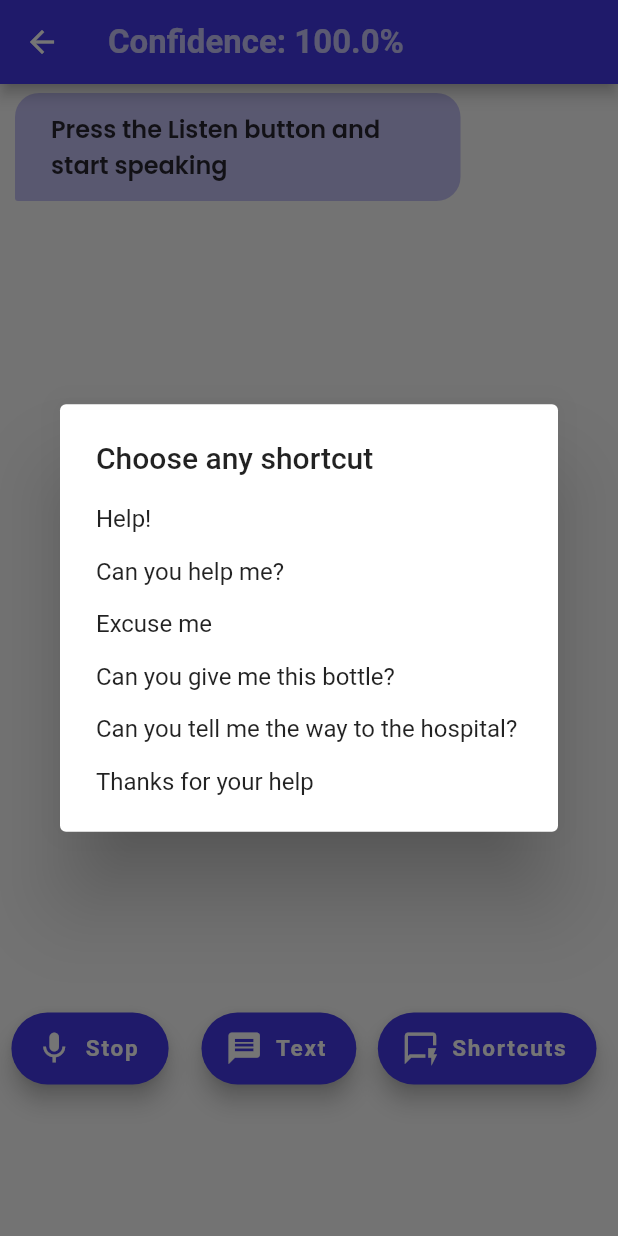
After one commit to Jay2219/SignVerse, a Flutter app: the SpeechScreen screen opened directly, after a tap on "Listen", after a tap on "Shortcuts", on a phone screen of 412 x 824 dp. The commit adds this screen. Run offline on Flutter 3.47's test engine with Material 2 defaults, Android fonts, the phone set to English and light mode, and no system bars; drawn by our look-alikes of avatar_glow; our stand-ins replace firebase_auth, firebase_core, flip_card, flutter_secure_storage, flutter_tts, font_awesome_flutter and 7 more; accounts and stored records are empty.

Commit message:
Chat Section Added

```diff
--- a/lib/Screen/BottomNavigationBar/BottomNavigationBar.dart
+++ b/lib/Screen/BottomNavigationBar/BottomNavigationBar.dart
@@ -7,6 +7,7 @@
   import 'package:ssip_signverse_project/Screen/DictionaryScreen.dart';
   import 'package:ssip_signverse_project/Screen/MainScreen.dart';
   import 'package:ssip_signverse_project/Screen/UserScreen.dart';
+import 'package:ssip_signverse_project/sectionOne/firstSection.dart';
 
   // ignore: camel_case_types
   class BottomNavigation_Bar extends StatefulWidget {
@@ -37,8 +38,8 @@
       const MainScreen(),
       const CameraScreen(),
       const DictionaryScreen(),
-      const UserScreen(),
-      const UserScreen(),
+      // const UserScreen(),
+      SpeechScreen()
     ];
     PageController controller = PageController();
 
@@ -115,9 +116,9 @@
                     ),
                     GButton(
                       gap: gap,
-                      icon: LineIcons.cog,
+                      icon: LineIcons.comment,
                       iconColor: Colors.black,
-                      text: 'Setting',
+                      text: 'Conversation',
                       iconActiveColor: const Color(0xff4339E7),
                       textColor: const Color(0xff4339E7),
                       backgroundColor: const Color(0xff4339E7).withOpacity(0.2),
--- a/lib/Screen/DictionaryScreen.dart
+++ b/lib/Screen/DictionaryScreen.dart
@@ -140,16 +140,13 @@ class _DictionaryScreenState extends State<DictionaryScreen> {
                               ),
                             ),
                             SizedBox(height: 10),
-                            const Hero(
-                              tag: 'catagories',
-                              child: Text(
+                            Text(
                               "Deaf Catagories",
                               style: TextStyle(
                                 color: Colors.white,
                                 fontFamily: "Poppins",
                                 fontWeight: FontWeight.bold,
                                 fontSize: 16,
-                                ),
                               ),
                             )
                           ],
@@ -199,16 +196,13 @@ class _DictionaryScreenState extends State<DictionaryScreen> {
                               ),
                             ),
                             SizedBox(height: 10),
-                            const Hero(
-                              tag: 'catagories',
-                              child: Text(
+                            Text(
                               "Normal Catagories",
                               style: TextStyle(
                                 color: Colors.white,
                                 fontFamily: "Poppins",
                                 fontWeight: FontWeight.bold,
                                 fontSize: 16,
-                                ),
                               ),
                             )
                           ],
--- /dev/null
+++ b/lib/sectionOne/firstSection.dart
@@ -0,0 +1,288 @@
+// ignore_for_file: non_constant_identifier_names, avoid_unnecessary_containers, prefer_const_constructors, file_names
+
+import 'dart:async';
+
+import 'package:avatar_glow/avatar_glow.dart';
+import 'package:flutter/cupertino.dart';
+import 'package:permission_handler/permission_handler.dart';
+import 'package:flutter/material.dart';
+import 'package:flutter/scheduler.dart';
+import 'package:flutter_tts/flutter_tts.dart';
+import 'package:speech_to_text/speech_to_text.dart' as stt;
+import 'message_style.dart';
+
+class SpeechScreen extends StatefulWidget {
+  static String routeName = "/SpeechScreen";
+  @override
+  _SpeechScreenState createState() => _SpeechScreenState();
+}
+
+class _SpeechScreenState extends State<SpeechScreen> {
+  ScrollController _controller = ScrollController();
+  late stt.SpeechToText _speech;
+  bool _isListening = false;
+  String _text = 'Press the Listen button and start speaking';
+  double _confidence = 1.0;
+
+  List<MessageStyle> message = [
+    MessageStyle('Press the Listen button and start speaking', 0)
+  ];
+  String _message = '';
+  final _messageController = TextEditingController();
+  late String qmsg;
+  @override
+  void initState() {
+    super.initState();
+    _speech = stt.SpeechToText();
+  }
+
+  List<MessageStyle> add(String str, int i) {
+    setState(() {
+      message.add(MessageStyle(str, i));
+      Timer(Duration(milliseconds: 100), () {
+        _controller.animateTo(_controller.position.maxScrollExtent,
+            duration: Duration(microseconds: 50), curve: Curves.easeOut);
+      });
+    });
+    return message;
+  }
+
+  _SimpleDialogCreator(BuildContext context) async {
+    return showDialog(
+        context: context,
+        builder: (context) {
+          return SimpleDialog(
+            title: const Text("Choose any shortcut"),
+            children: <Widget>[
+              SimpleDialogOption(
+                onPressed: () {
+                  qmsg = "Help!";
+                  Navigator.of(context).pop(MessageStyle.a1(qmsg));
+                },
+                child: const Text('Help!'),
+              ),
+              SimpleDialogOption(
+                onPressed: () {
+                  qmsg = "Can you help me?";
+                  Navigator.of(context).pop(MessageStyle.a1(qmsg));
+                },
+                child: const Text('Can you help me?'),
+              ),
+              SimpleDialogOption(
+                onPressed: () {
+                  qmsg = "Excuse me";
+                  Navigator.of(context).pop(MessageStyle.a1(qmsg));
+                  // .pop(add(_text, 1));
+                },
+                child: const Text('Excuse me'),
+              ),
+              SimpleDialogOption(
+                onPressed: () {
+                  qmsg = "Can you give me this bottle?";
+                  Navigator.of(context).pop(MessageStyle.a1(qmsg));
+                },
+                child: const Text('Can you give me this bottle?'),
+              ),
+              SimpleDialogOption(
+                onPressed: () {
+                  qmsg = "Can you tell me the way to the hospital?";
+                  Navigator.of(context).pop(MessageStyle.a1(qmsg));
+                },
+                child: const Text('Can you tell me the way to the hospital?'),
+              ),
+              SimpleDialogOption(
+                onPressed: () {
+                  qmsg = "Thanks for your help";
+                  Navigator.of(context).pop(MessageStyle.a1(qmsg));
+                },
+                child: const Text('Thanks for your help'),
+              ),
+            ],
+          );
+        });
+  }
+
+  _dialogCreator(BuildContext context) async {
+    return showDialog(
+        context: context,
+        builder: (context) {
+          TextEditingController CustomController = TextEditingController();
+          return AlertDialog(
+            shape: RoundedRectangleBorder(
+              borderRadius: BorderRadius.all(Radius.circular(30.0)),
+            ),
+            title: const Text("Enter your Message"),
+            content: TextField(
+              controller: CustomController,
+            ),
+            actions: [
+              Container(
+                child: TextButton(
+                  child: Text('Confirm' , style: TextStyle(color: Color(0xff4339E7)),),
+                  onPressed: () {
+                    // print(CustomController.text);
+                    Navigator.of(context).pop(add(CustomController.text.toString(), 1));
+                  },
+                ),
+              ),
+            ],
+          );
+        });
+  }
+
+  @override
+  Widget build(BuildContext context) {
+    return Scaffold(
+      appBar: AppBar(
+        title: Text(
+          'Confidence: ${(_confidence * 100.0).toStringAsFixed(1)}%',
+          textAlign: TextAlign.center,
+          style: TextStyle(
+            fontSize: 22,
+            fontWeight: FontWeight.w600,
+            color: Colors.white70,
+          ),
+        ),
+        backgroundColor: Color(0xff4339E7),
+      ),
+      floatingActionButtonLocation: FloatingActionButtonLocation.centerDocked,
+      floatingActionButton: Row(
+        mainAxisAlignment: MainAxisAlignment.spaceBetween,
+        children: [
+          AvatarGlow(
+            animate: _isListening,
+            glowColor: Color(0xff4339E7),
+            endRadius: 60.0,
+            duration: const Duration(milliseconds: 2000),
+            repeatPauseDuration: const Duration(milliseconds: 100),
+            repeat: true,
+            child: Tooltip(
+              message: 'press again to stop',
+              child: FloatingActionButton.extended(
+                backgroundColor: Color(0xff4339E7),
+                heroTag: "listen",
+                onPressed: () async {
+                  if (await Permission.microphone.request().isGranted) {
+                    // Either the permission was already granted before or the user just granted it.
+                    _listen();
+                  }
+
+                  // final snackBar = SnackBar(
+                  //     backgroundColor: Colors.white,
+                  //     // const Color.fromRGBO(36, 36, 62, 1),
+                  //     duration: Duration(seconds: 2),
+                  //     content: Text(
+                  //       "Click again to stop",
+                  //       style: TextStyle(
+                  //         fontSize: 15,
+                  //         fontWeight: FontWeight.bold,
+                  //         color: Color.fromRGBO(113, 48, 148, 1),
+                  //       ),
+                  //     ));
+                  // ScaffoldMessenger.of(context).showSnackBar(snackBar);
+                },
+                icon: Icon(
+                  _isListening ? Icons.mic : Icons.mic_none,
+                  size: 25,
+                ),
+                label: Text(_isListening ? "Stop" : "Listen",
+                    style: TextStyle(
+                      fontSize: 15,
+                      fontWeight: FontWeight.bold,
+                    )),
+              ),
+            ),
+          ),
+          FloatingActionButton.extended(
+            backgroundColor: Color(0xff4339E7),
+            heroTag: "text",
+            onPressed: () {
+              _dialogCreator(context);
+            },
+            label: Text("Text",
+                style: TextStyle(
+                  fontSize: 15,
+                  fontWeight: FontWeight.bold,
+                )),
+            icon: Icon(
+              Icons.message,
+              size: 25,
+            ),
+          ),
+          FloatingActionButton.extended(
+            backgroundColor: Color(0xff4339E7),
+            heroTag: "msg",
+            onPressed: () {
+              _SimpleDialogCreator(context);
+            },
+            label: Text("Shortcuts",
+                style: TextStyle(
+                  fontSize: 15,
+                  fontWeight: FontWeight.bold,
+                )),
+            icon: Icon(
+              Icons.quickreply_outlined,
+              size: 25,
+            ),
+          ),
+          SizedBox(height: 250,)
+        ],
+
+      ),
+      body: SingleChildScrollView(
+        scrollDirection: Axis.vertical,
+        child: Column(
+          mainAxisAlignment: MainAxisAlignment.spaceAround,
+          children: <Widget>[
+            Container(
+              width: double.infinity,
+              height: 600,
+              child: ListView.separated(
+                  shrinkWrap: true,
+                  controller: _controller,
+                  itemBuilder: (context, index) => message[index],
+                  separatorBuilder: (context, index) => Padding(
+                        padding: const EdgeInsetsDirectional.only(start: 20),
+                        child: Container(
+                          color: Colors.white,
+                        ),
+                      ),
+                  itemCount: message.length),
+            ),
+          ],
+        ),
+      ),
+    );
+  }
+
+  void _listen() async {
+    if (!_isListening) {
+      // print('ana hana');
+      bool available = await _speech.initialize(
+        onStatus: (val) => print('onStatus: $val'),
+        onError: (val) => print('onError: $val'),
+      );
+      print(available);
+      if (available) {
+        setState(() => _isListening = true);
+        _speech.listen(
+          onResult: (val) => setState(() {
+            _text = val.recognizedWords;
+            print(_text);
+            if (val.hasConfidenceRating && val.confidence > 0) {
+              _confidence = val.confidence;
+            }
+          }),
+        );
+      }
+    } else {
+      setState(() => _isListening = false);
+      _speech.stop();
+      if (_text != null)
+        add(_text, 0);
+      else
+        _listen();
+      _text = "**We couldn't hear you, try again...**";
+    }
+  }
+}
--- /dev/null
+++ b/lib/sectionOne/message_style.dart
@@ -0,0 +1,109 @@
+import 'package:flutter/cupertino.dart';
+import 'package:flutter/material.dart';
+import 'package:flutter_tts/flutter_tts.dart';
+
+class MessageStyle extends StatelessWidget {
+  final FlutterTts tts = FlutterTts();
+  dynamic _text;
+  late int s;
+  late String qm;
+  // ScrollController controller = ScrollController();
+
+  MessageStyle( this._text, this.s) {}
+
+  MessageStyle.a1(this.qm) {
+    speak1(am: qm);
+  }
+
+  // scroll() {
+  //   controller.jumpTo(controller.position.maxScrollExtent);
+  // }
+  Future speak1({required String am}) async {
+    await tts.speak(am);
+  }
+
+  Future speak({required String am}) async {
+    await tts.speak(_text);
+  }
+
+  @override
+  Widget build(BuildContext context) {
+    // scroll();
+    return SingleChildScrollView(
+      // controller: controller,
+
+      child: Row(
+        mainAxisSize: MainAxisSize.min,
+        mainAxisAlignment: MainAxisAlignment.start,
+        children: [
+          Flexible(
+              child: (s == 0)
+                  ? Padding(
+                      padding: const EdgeInsets.only(right: 90),
+                      child: Container(
+                        // margin: const EdgeInsets.symmetric(vertical: 6),
+                        margin:
+                            const EdgeInsets.only(top: 6, left: 10, right: 15),
+                        padding: const EdgeInsets.symmetric(
+                            vertical: 8, horizontal: 8),
+                        decoration: BoxDecoration(
+                          color:  const Color(0xff4339E7).withOpacity(0.3),
+                          borderRadius: const  BorderRadius.only(
+                            topLeft: Radius.circular(16),
+                            topRight: Radius.circular(16),
+                            bottomLeft: Radius.circular(2),
+                            bottomRight: Radius.circular(16),
+                          ),
+                        ),
+
+                        child: ListTile(
+                          title: Text(
+                            _text,
+                            style: TextStyle(
+                              color: Colors.black.withOpacity(0.8),
+                              fontSize: 16,
+                              fontFamily: "Poppins",
+                              fontWeight: FontWeight.w600,
+                            ),
+                            textWidthBasis: TextWidthBasis.longestLine,
+                            maxLines: 15,
+                          ),
+                        ),
+                      ),
+                    )
+                  : Padding(
+                      padding: const EdgeInsets.only(left: 90),
+                      child: Container(
+                        margin:
+                            const EdgeInsets.only(top: 6, left: 10, right: 15),
+                        padding: const EdgeInsets.symmetric(
+                            vertical: 8, horizontal: 8),
+                        decoration: const BoxDecoration(
+                          color: Color.fromRGBO(185, 177, 199, 1),
+                          borderRadius: BorderRadius.only(
+                            topLeft: Radius.circular(16),
+                            topRight: Radius.circular(16),
+                            bottomLeft: Radius.circular(16),
+                            bottomRight: Radius.circular(2),
+                          ),
+                        ),
+                        child: ListTile(
+                          title: Text(
+                            _text,
+                            style: const TextStyle(
+                              color: Colors.white,
+                              fontSize: 20,
+                              fontWeight: FontWeight.w600,
+                            ),
+                            textWidthBasis: TextWidthBasis.longestLine,
+                            maxLines: 15,
+                          ),
+                          onTap: () => speak(am: ''),
+                        ),
+                      ),
+                    )),
+        ],
+      ),
+    );
+  }
+}
--- a/pubspec.yaml
+++ b/pubspec.yaml
@@ -49,6 +49,8 @@ dependencies:
   flutter_tts: ^3.6.3
   flip_card: ^0.7.0
   speech_to_text: ^6.1.1
+  avatar_glow: ^2.0.2
+  permission_handler: ^10.2.0
 
 
 
```
Also changed, not shown: pubspec.lock, 3 other files. Lines whose indentation alone changed are shown as unchanged.
